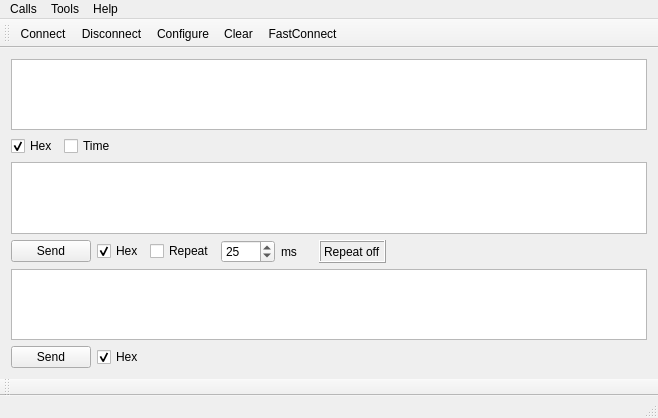
This is serialport/terminal/mainwindow.ui in Millyvolt/Test_terminal as Qt 5 draws it before an edit. The edited form follows.
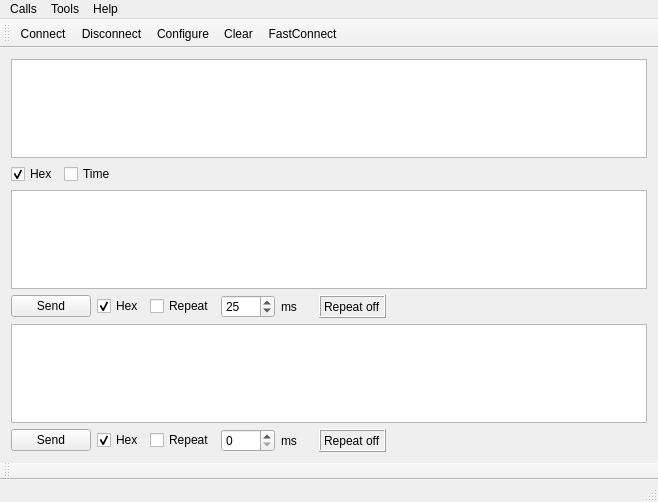
This is the edited form. Icons and pictures are not drawn.

Commit message: Технический коммит

What changed in the file:
```diff
--- a/serialport/terminal/mainwindow.ui
+++ b/serialport/terminal/mainwindow.ui
@@ -7,9 +7,12 @@
     <x>0</x>
     <y>0</y>
     <width>658</width>
-    <height>418</height>
+    <height>502</height>
    </rect>
   </property>
+  <property name="acceptDrops">
+   <bool>false</bool>
+  </property>
   <property name="windowTitle">
    <string>Test terminal</string>
   </property>
@@ -147,16 +150,6 @@
     </item>
     <item>
      <layout class="QGridLayout" name="gridLayout_2">
-      <item row="1" column="1">
-       <widget class="QCheckBox" name="checkBox">
-        <property name="text">
-         <string>Hex</string>
-        </property>
-        <property name="checked">
-         <bool>true</bool>
-        </property>
-       </widget>
-      </item>
       <item row="1" column="0">
        <widget class="QPushButton" name="sendButton2">
         <property name="text">
@@ -165,6 +158,37 @@
        </widget>
       </item>
       <item row="1" column="2">
+       <widget class="QCheckBox" name="checkBox_2">
+        <property name="text">
+         <string>Repeat</string>
+        </property>
+       </widget>
+      </item>
+      <item row="1" column="1">
+       <widget class="QCheckBox" name="checkBox">
+        <property name="text">
+         <string>Hex</string>
+        </property>
+        <property name="checked">
+         <bool>true</bool>
+        </property>
+       </widget>
+      </item>
+      <item row="1" column="4">
+       <widget class="QLabel" name="label_2">
+        <property name="text">
+         <string>ms</string>
+        </property>
+       </widget>
+      </item>
+      <item row="1" column="3">
+       <widget class="QSpinBox" name="spinBox_2">
+        <property name="maximum">
+         <number>9999</number>
+        </property>
+       </widget>
+      </item>
+      <item row="1" column="7">
        <spacer name="horizontalSpacer_2">
         <property name="orientation">
          <enum>Qt::Horizontal</enum>
@@ -177,9 +201,38 @@
         </property>
        </spacer>
       </item>
-      <item row="0" column="0" colspan="3">
+      <item row="1" column="6">
+       <widget class="QLabel" name="label_3">
+        <property name="frameShape">
+         <enum>QFrame::Box</enum>
+        </property>
+        <property name="frameShadow">
+         <enum>QFrame::Raised</enum>
+        </property>
+        <property name="text">
+         <string>Repeat off</string>
+        </property>
+       </widget>
+      </item>
+      <item row="0" column="0" colspan="8">
        <widget class="QPlainTextEdit" name="plainTextEdit_2"/>
       </item>
+      <item row="1" column="5">
+       <spacer name="horizontalSpacer_5">
+        <property name="orientation">
+         <enum>Qt::Horizontal</enum>
+        </property>
+        <property name="sizeType">
+         <enum>QSizePolicy::Fixed</enum>
+        </property>
+        <property name="sizeHint" stdset="0">
+         <size>
+          <width>10</width>
+          <height>20</height>
+         </size>
+        </property>
+       </spacer>
+      </item>
      </layout>
     </item>
    </layout>
```
The commit also changes 2 other files.
